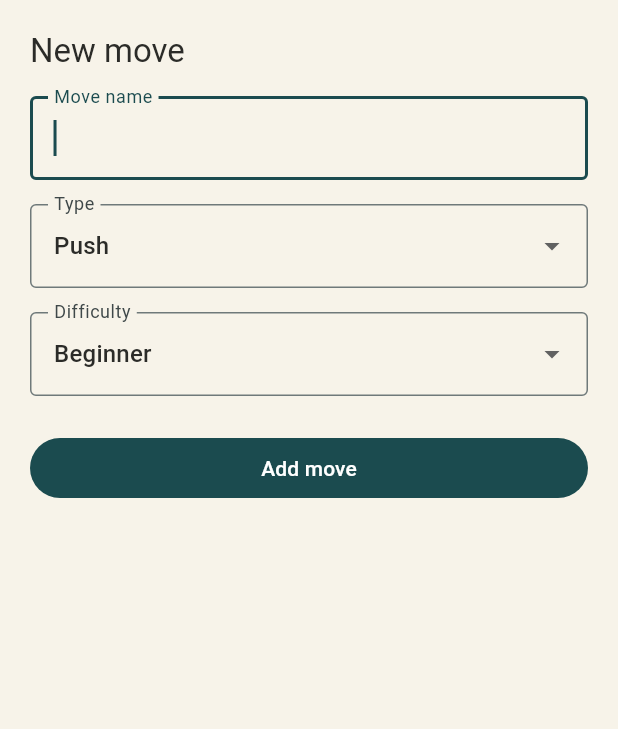
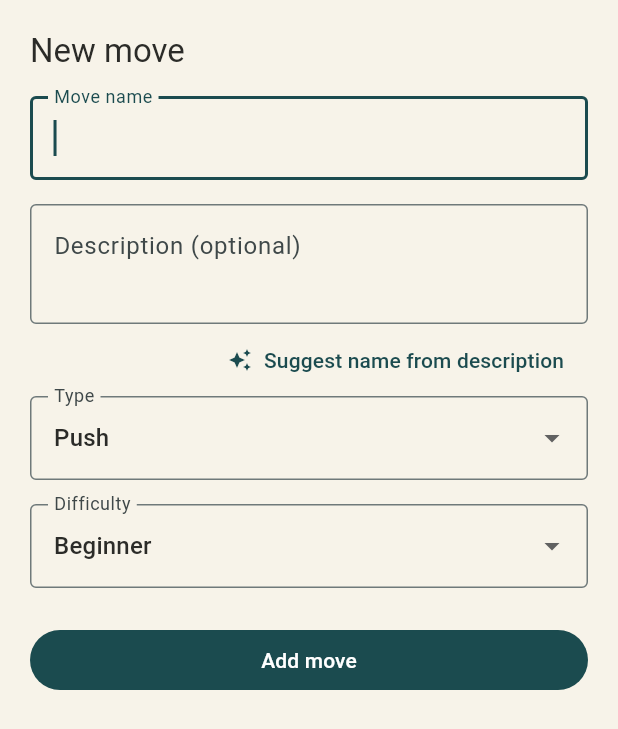
Before and after one commit to 501st-alpha1/swingbook, a Flutter app: the _MoveEditorSheet widget shown alone on an empty page, opened directly, on a phone screen of 412 x 824 dp. Shown: the top 729 px of the screen. Run offline on Flutter 3.47's test engine with Material 3 defaults, Android fonts, the phone set to English and light mode, and no system bars.

Commit message:
Implement longer descriptions with short summaries

```diff
--- a/lib/models/move.dart
+++ b/lib/models/move.dart
@@ -8,12 +8,20 @@ class Move {
   final MoveType type;
   final Difficulty difficulty;
 
+  /// Optional long-form description, e.g. a step-by-step reminder for a
+  /// move that doesn't have a single settled name. Null/empty for most
+  /// catalog moves with simple, well-known names.
+  final String? description;
+
   const Move({
     required this.id,
     required this.name,
     required this.type,
     required this.difficulty,
+    this.description,
   });
+
+  bool get hasDescription => description != null && description!.trim().isNotEmpty;
 
   factory Move.fromJson(Map<String, dynamic> json) => Move(
         id: json['id'] as String,
@@ -21,6 +29,7 @@ class Move {
         type: MoveType.values.byName(json['type'] as String? ?? 'other'),
         difficulty: Difficulty.values
             .byName(json['difficulty'] as String? ?? 'beginner'),
+        description: json['description'] as String?,
       );
 
   Map<String, dynamic> toJson() => {
@@ -28,6 +37,7 @@ class Move {
         'name': name,
         'type': type.name,
         'difficulty': difficulty.name,
+        if (description != null) 'description': description,
       };
 
   Move copyWith({
@@ -35,11 +45,14 @@ class Move {
     String? name,
     MoveType? type,
     Difficulty? difficulty,
+    String? description,
+    bool clearDescription = false,
   }) =>
       Move(
         id: id ?? this.id,
         name: name ?? this.name,
         type: type ?? this.type,
         difficulty: difficulty ?? this.difficulty,
+        description: clearDescription ? null : (description ?? this.description),
       );
 }
--- a/lib/screens/catalog_screen.dart
+++ b/lib/screens/catalog_screen.dart
@@ -3,6 +3,8 @@ import 'package:provider/provider.dart';
 
 import '../models/move.dart';
 import '../providers/app_state.dart';
+import '../utils/short_name_suggester.dart';
+import '../widgets/move_description_dialog.dart';
 
 class CatalogScreen extends StatelessWidget {
   const CatalogScreen({super.key});
@@ -75,6 +77,10 @@ class _MoveTile extends StatelessWidget {
       child: ListTile(
         title: Text(move.name),
         subtitle: Text('${_typeLabel(move.type)} · ${_difficultyLabel(move.difficulty)}'),
+        onTap: move.hasDescription ? () => showMoveDescription(context, move) : null,
+        leading: move.hasDescription
+            ? Icon(Icons.notes, size: 20, color: Colors.grey.shade500)
+            : null,
         trailing: PopupMenuButton<String>(
           onSelected: (value) {
             if (value == 'edit') {
@@ -150,6 +156,7 @@ class _MoveEditorSheet extends StatefulWidget {
 
 class _MoveEditorSheetState extends State<_MoveEditorSheet> {
   late final TextEditingController _nameController;
+  late final TextEditingController _descriptionController;
   late MoveType _type;
   late Difficulty _difficulty;
 
@@ -157,6 +164,7 @@ class _MoveEditorSheetState extends State<_MoveEditorSheet> {
   void initState() {
     super.initState();
     _nameController = TextEditingController(text: widget.existing?.name ?? '');
+    _descriptionController = TextEditingController(text: widget.existing?.description ?? '');
     _type = widget.existing?.type ?? MoveType.push;
     _difficulty = widget.existing?.difficulty ?? Difficulty.beginner;
   }
@@ -164,12 +172,23 @@ class _MoveEditorSheetState extends State<_MoveEditorSheet> {
   @override
   void dispose() {
     _nameController.dispose();
+    _descriptionController.dispose();
     super.dispose();
+  }
+
+  void _applySuggestedName() {
+    final suggestion = suggestShortName(_descriptionController.text);
+    if (suggestion.isEmpty) return;
+    setState(() {
+      _nameController.text = suggestion;
+      _nameController.selection = TextSelection.collapsed(offset: suggestion.length);
+    });
   }
 
   void _save() {
     final name = _nameController.text.trim();
     if (name.isEmpty) return;
+    final description = _descriptionController.text.trim();
 
     final appState = context.read<AppState>();
     if (widget.existing == null) {
@@ -179,12 +198,15 @@ class _MoveEditorSheetState extends State<_MoveEditorSheet> {
         name: name,
         type: _type,
         difficulty: _difficulty,
+        description: description.isEmpty ? null : description,
       ));
     } else {
       appState.updateMove(widget.existing!.copyWith(
         name: name,
         type: _type,
         difficulty: _difficulty,
+        description: description.isEmpty ? null : description,
+        clearDescription: description.isEmpty,
       ));
     }
     Navigator.pop(context);
@@ -220,6 +242,26 @@ class _MoveEditorSheetState extends State<_MoveEditorSheet> {
             onSubmitted: (_) => _save(),
           ),
           const SizedBox(height: 16),
+          TextField(
+            controller: _descriptionController,
+            decoration: const InputDecoration(
+              labelText: 'Description (optional)',
+              hintText: 'For moves without one settled name — e.g. step-by-step reminder',
+              border: OutlineInputBorder(),
+              alignLabelWithHint: true,
+            ),
+            maxLines: 3,
+            minLines: 2,
+            textCapitalization: TextCapitalization.sentences,
+          ),
+          Align(
+            alignment: Alignment.centerRight,
+            child: TextButton.icon(
+              onPressed: _applySuggestedName,
+              icon: const Icon(Icons.auto_awesome, size: 16),
+              label: const Text('Suggest name from description'),
+            ),
+          ),
           DropdownButtonFormField<MoveType>(
             initialValue: _type,
             decoration: const InputDecoration(
--- /dev/null
+++ b/lib/widgets/move_description_dialog.dart
@@ -0,0 +1,19 @@
+import 'package:flutter/material.dart';
+
+import '../models/move.dart';
+
+/// Shows the full description of a move in a simple dialog. Used wherever
+/// a move name appears, as the "more info" view for moves that don't have
+/// one settled name and need a longer step-by-step reminder.
+void showMoveDescription(BuildContext context, Move move) {
+  showDialog(
+    context: context,
+    builder: (ctx) => AlertDialog(
+      title: Text(move.name),
+      content: Text(move.description ?? ''),
+      actions: [
+        TextButton(onPressed: () => Navigator.pop(ctx), child: const Text('Close')),
+      ],
+    ),
+  );
+}
```
Also changed, not shown: lib/screens/session_screen.dart (+35 -6 lines), lib/screens/student_detail_screen.dart (+32 -1 lines), lib/utils/short_name_suggester.dart (added, +66 -0 lines).
